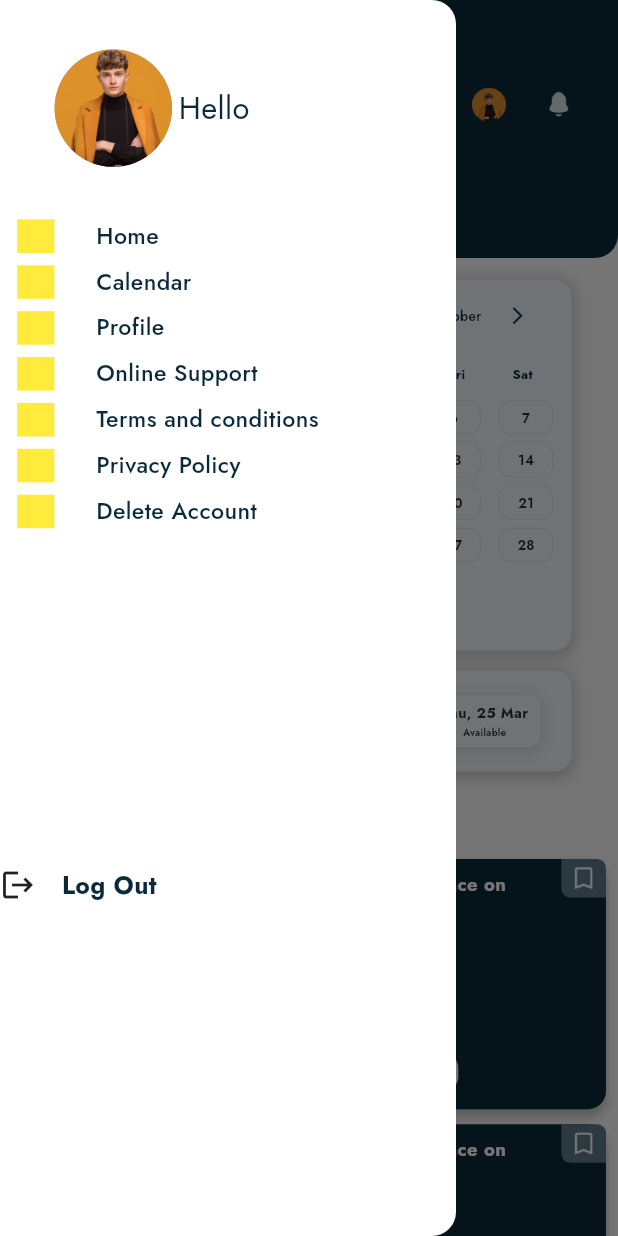
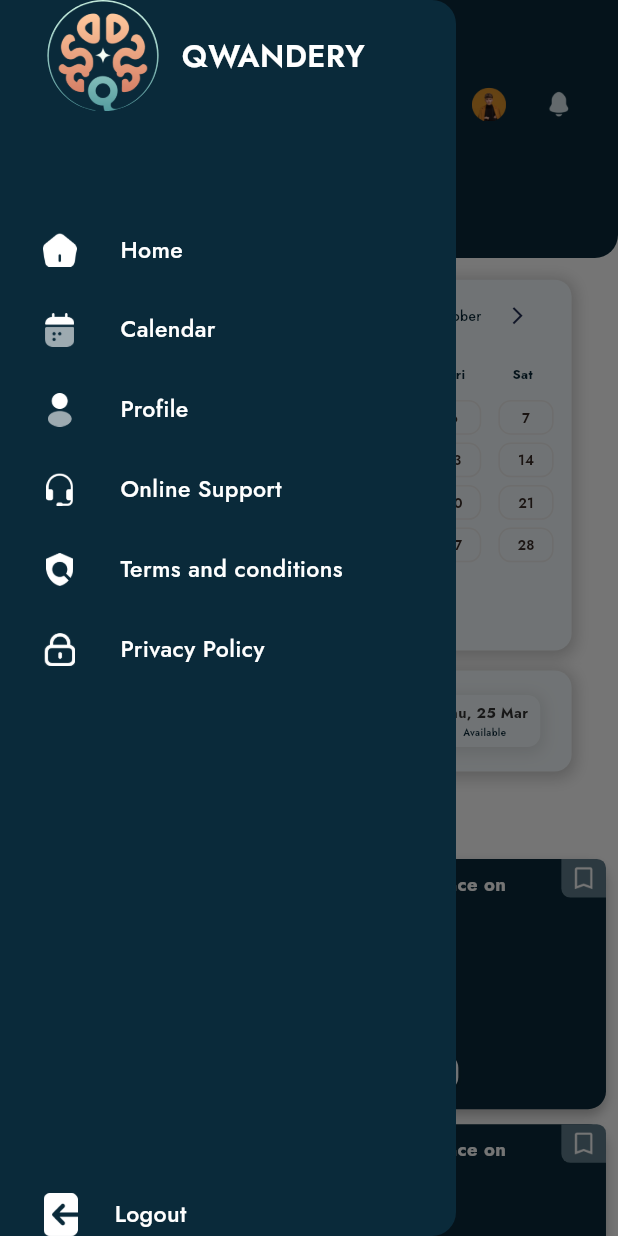
Before and after one commit to Shees-Ali1/Quandry, a Flutter app: the CalendarScreenMain screen opened directly, with the side drawer open, on a phone screen of 412 x 824 dp. Run offline on Flutter 3.47's test engine with Material 3 defaults, Android fonts, the phone set to English and light mode, and no system bars; our stand-ins replace animated_notch_bottom_bar, flutter_screenutil, font_awesome_flutter, get, google_fonts, image_picker and 3 more.

Commit message:
Profile Screen and drawer, phone package 31-oct

```diff
--- a/lib/Drawer/drawer.dart
+++ b/lib/Drawer/drawer.dart
@@ -1,13 +1,9 @@
 import 'package:flutter/material.dart';
 import 'package:flutter_screenutil/flutter_screenutil.dart';
-
 import 'package:get/get.dart';
 import 'package:quandry/const/colors.dart';
 import 'package:quandry/const/images.dart';
 import 'package:quandry/const/textstyle.dart';
-
-
-
 
 class MyDrawer extends StatelessWidget {
   const MyDrawer({super.key});
@@ -15,169 +11,137 @@
   @override
   Widget build(BuildContext context) {
     return Drawer(
-      backgroundColor: Colors.white,
+      backgroundColor: AppColors.blueColor,
       child: SafeArea(
+        child: Padding(
+          padding:  EdgeInsets.symmetric(horizontal: 24.w),
           child: Column(
             children: [
-            SizedBox(
-              height: 32.h,
-            ),
-            Row(
+              Row(mainAxisAlignment: MainAxisAlignment.start,
                 children: [
-                SizedBox(
-                  width: 28.w,
-                ),
                   Container(
+                    height: 72.h,
+                    width: 72.w,
                     decoration: BoxDecoration(
-                      color: Colors.grey,
                         shape: BoxShape.circle,
                         image: DecorationImage(
-                          image:AssetImage(AppImages.profile_pic),
+                            image: AssetImage(AppImages.Drawer_logo),
                             fit: BoxFit.cover)),
-                  height: 76.h,
-                  width: 76.w,
+
                   ),
-
-                Container(
-                    width: 140.w,
-                    child: Text("Hello",
-                      style: jost400(20.sp, AppColors.blueColor),
-                    ),
-
+                  SizedBox(width: 9.8.w),
+                  Text(
+                    "QWANDERY",
+                    style: jost600(20.sp, AppColors.backgroundColor),
                   ),
                 ],
               ),
-            SizedBox(
-              height: 30.h,
-            ),
+              SizedBox(height: 64.h),
               DrawerItemsWidget(
                 text: 'Home',
-              image: AppImages.Bookmark,
-              onTap: () {
-                // CustomRoute.navigateTo(context, const MainEditProfileView());
-              },
+                image: AppImages.home_icon,
+                onTap: () {},
               ),
               DrawerItemsWidget(
                 text: 'Calendar',
-              image: AppImages.Bookmark,
-              onTap: () {
-                // CustomRoute.navigateTo(context, const MainPrivacypolicyView());
-              },
+                image: AppImages.calender_icon,
+                onTap: () {},
               ),
               DrawerItemsWidget(
                 text: 'Profile',
-              image: AppImages.Bookmark,
-              onTap: () {
-                // CustomRoute.navigateTo(context, const MainTermCondView());
-              },
+                image: AppImages.profile_icon,
+                onTap: () {},
               ),
-
               DrawerItemsWidget(
                 text: 'Online Support',
-              image: AppImages.Bookmark,
-              onTap: () {
-                // CustomRoute.navigateTo(context, EmailSender());
-              },
+                image: AppImages.online_support_icon,
+                onTap: () {},
               ),
               DrawerItemsWidget(
                 text: 'Terms and conditions',
-              image: AppImages.Bookmark,
-              onTap: () {
-                // CustomRoute.navigateTo(context, EmailSender());
-              },
+                image: AppImages.term_condition_icon,
+                onTap: () {},
               ),
               DrawerItemsWidget(
                 text: 'Privacy Policy',
-              image: AppImages.Bookmark,
-              onTap: () {
-                // CustomRoute.navigateTo(context, EmailSender());
-              },
+                image: AppImages.privacy_policy_icon,
+                onTap: () {},
               ),
-            DrawerItemsWidget(
-              onTap: () {
-                showModalBottomSheet(
-                    backgroundColor: Colors.white,
-                    shape: RoundedRectangleBorder(
-                        borderRadius: BorderRadius.circular(20.r)),
-                    context: context,
-                    builder: (BuildContext context) {
-                      return SizedBox(
-                        height: 290.h,
-                        width: double.infinity,
-                        child: Column(
-                          children: [
-                            SizedBox(
-                              height: 8.h,
-                            ),
-                            Container(
-                              width: 48.w,
-                              height: 5.h,
-                              decoration:
-                              const BoxDecoration(color: Color(0xffCDCFD0)),
-                            ),
-                            SizedBox(
-                              height: 30.h,
-                            ),
-                            Text("Delete Account",
-                              style: jost700(24.sp, AppColors.blueColor),
-                            ),
-                            SizedBox(
-                              height: 8.h,
-                            ),
-
-                            Text("Are you sure want to delete this account?",
-                              style: jost400(16.sp, AppColors.blueColor),
-                            ),
-                            SizedBox(
-                              height: 37.h,
-                            ),
-
-                            SizedBox(
-                              height: 22.h,
-                            ),
-                            GestureDetector(
-                              onTap: () {
-                                Get.back();
-                              },
-                              child: Text("Cancel",
-                                style: jost500(16.sp, AppColors.blueColor),
-                              ),
-                            ),
-                          ],
-                        ),
-                      );
-                    });
-              },
-              text: 'Delete Account',
-              image: AppImages.Bookmark,
-            ),
+              // DrawerItemsWidget(
+              //   onTap: () {
+              //     showModalBottomSheet(
+              //         backgroundColor: Colors.white,
+              //         shape: RoundedRectangleBorder(
+              //             borderRadius: BorderRadius.circular(20.r)),
+              //         context: context,
+              //         builder: (BuildContext context) {
+              //           return SizedBox(
+              //             height: 290.h,
+              //             width: double.infinity,
+              //             child: Column(
+              //               children: [
+              //                 SizedBox(height: 8.h),
+              //                 Container(
+              //                   width: 48.w,
+              //                   height: 5.h,
+              //                   decoration: BoxDecoration(color: Color(0xffCDCFD0)),
+              //                 ),
+              //                 SizedBox(height: 30.h),
+              //                 Text(
+              //                   "Delete Account",
+              //                   style: jost700(24.sp, AppColors.blueColor),
+              //                 ),
+              //                 SizedBox(height: 8.h),
+              //                 Text(
+              //                   "Are you sure want to delete this account?",
+              //                   style: jost400(16.sp, AppColors.blueColor),
+              //                 ),
+              //                 SizedBox(height: 37.h),
+              //                 SizedBox(height: 22.h),
+              //                 GestureDetector(
+              //                   onTap: () {
+              //                     Get.back();
+              //                   },
+              //                   child: Text(
+              //                     "Cancel",
+              //                     style: jost500(16.sp, AppColors.blueColor),
+              //                   ),
+              //                 ),
+              //               ],
+              //             ),
+              //           );
+              //         });
+              //   },
+              //   text: 'Delete Account',
+              //   image: AppImages.Bookmark,
+              // ),
               const Spacer(),
               Row(
                 mainAxisAlignment: MainAxisAlignment.start,
                 children: [
                   GestureDetector(
-                  onTap: () async {
-                    // await loginAuthController.logOut();
-                  },
+                    onTap: () async {},
                     child: Row(
                       children: [
-                      const Icon(Icons.logout),
-                      SizedBox(
-                        width: 15.w,
+                        Container(
+                          height: 27.7.h,
+                          width: 22.7.w,
+                          child: Image.asset(AppImages.logout_icon), // Use Image.asset to display image
                         ),
-                      Text("Log Out",
-                        style: jost700(16.sp, AppColors.blueColor),
+                        SizedBox(width: 20.w),
+                        Text(
+                          "Logout",
+                          style: jost500(15.sp, AppColors.backgroundColor),
                         ),
                       ],
                     ),
                   ),
-                SizedBox(
-                  width: 30.w,
-                )
+                  SizedBox(width: 30.w),
                 ],
               ),
-            const Spacer(),
+
             ],
+          ),
         ),
       ),
     );
@@ -197,22 +161,18 @@
     return GestureDetector(
       onTap: onTap,
       child: Padding(
-        padding: EdgeInsets.symmetric(horizontal: 10.w, vertical: 4.h),
+        padding: EdgeInsets.symmetric( vertical: 15.h),
         child: Row(
           children: [
             Container(
               height: 21.7.h,
               width: 21.7.w,
-             color: Colors.yellow,
+              child: Image.asset(image), // Use Image.asset to display image
             ),
-            SizedBox(
-              width: 24.32.w,
-            ),
-            Container(
-              width: 160,
-              child: Text(text,
-                style: jost500(15.sp, AppColors.blueColor),
-              ),
+            SizedBox(width: 24.32.w),
+            Text(
+              text,
+              style: jost500(15.sp, AppColors.backgroundColor),
             ),
           ],
         ),
--- a/lib/const/colors.dart
+++ b/lib/const/colors.dart
@@ -17,7 +17,7 @@
   static const calendardidigts = Color.fromRGBO(56, 44, 40, 1);
   static const eventcard_label = Color.fromRGBO(96, 125, 139, 1);
   static const appbar_text = Color.fromRGBO(216,229,236,1);
-  static const textfieldBorder = Color.fromRGBO(192, 209, 217, 1);
+  static const textfieldBorder = Color.fromRGBO(217, 223, 230, 1);
 
 
 
--- a/lib/const/images.dart
+++ b/lib/const/images.dart
@@ -33,6 +33,11 @@
   static const main_notification = 'assets/images/main_notification.png';
   static const setting_icon = 'assets/images/setting_icon.png';
   static const notification_card_image = 'assets/images/notification_card_image.png';
+  static const online_support_icon = 'assets/images/online_support_icon.png';
+  static const privacy_policy_icon = 'assets/images/privacy_policy_icon.png';
+  static const term_condition_icon = 'assets/images/term_condition_icon.png';
+  static const logout_icon = 'assets/images/logout_icon.png';
+  static const Drawer_logo = 'assets/images/Drawer_logo.png';
 
 
 }
```
Also changed, not shown: lib/profile_screen/profile_screen_main.dart (+13 -13 lines), assets/images/Drawer_logo.png (added), assets/images/logout_icon.png (added), assets/images/online_support_icon.png (added), assets/images/privacy_policy_icon.png (added), assets/images/term_condition_icon.png (added). Lines whose indentation alone changed are shown as unchanged.
